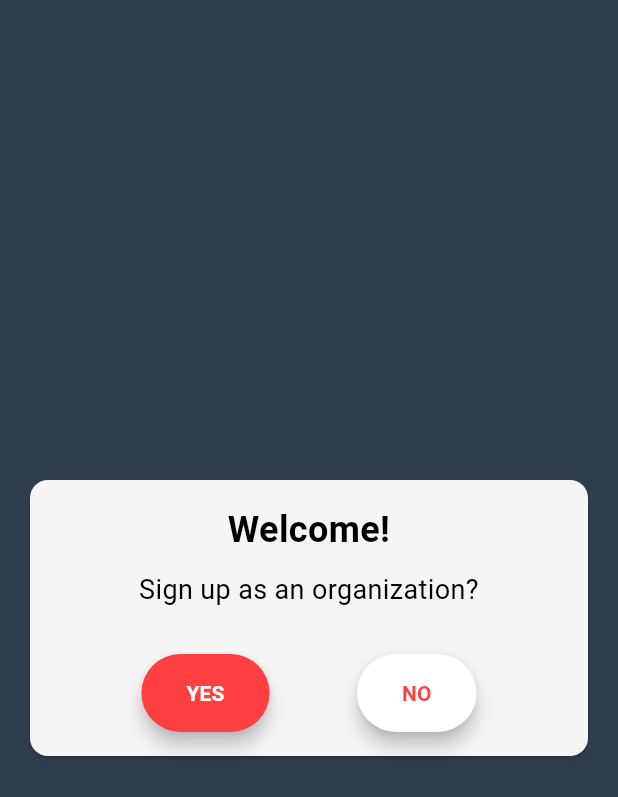
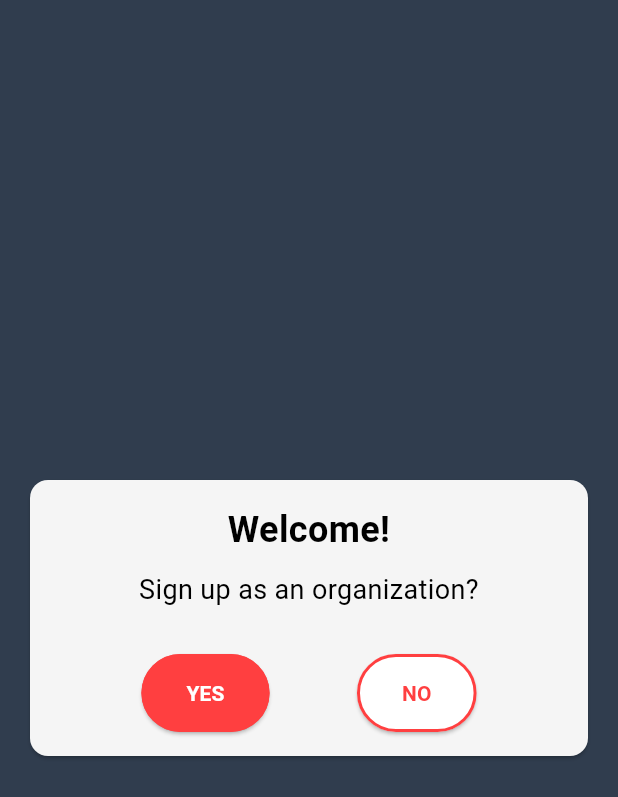
Before and after one commit to ICS-CMSC-23/donation-drive-app, a Flutter app: the OrganizationQuestionPage screen opened by its route, on a phone screen of 412 x 824 dp. Shown: the top 797 px of the screen. Run offline on Flutter 3.47's test engine with Material 3 defaults, Android fonts, the phone set to English and light mode, and no system bars; our stand-ins replace email_validator, firebase_auth, firebase_core; accounts and stored records are empty.

Commit message:
ui: update NO button

```diff
--- a/lib/screens/organization_question_page.dart
+++ b/lib/screens/organization_question_page.dart
@@ -47,12 +47,17 @@ class OrganizationQuestionPage extends StatelessWidget {
                       children: [
                         ElevatedButton(
                           style: ElevatedButton.styleFrom(
-                            elevation: 5,
                             backgroundColor:
                                 const Color.fromRGBO(255, 63, 64, 1),
                             foregroundColor: Colors.white,
                             padding: const EdgeInsets.symmetric(
                                 horizontal: 30, vertical: 16),
+                            side: const BorderSide(
+                                color: Color.fromRGBO(255, 63, 64, 1),
+                                width: 2),
+                            shape: RoundedRectangleBorder(
+                              borderRadius: BorderRadius.circular(36.0),
+                            ),
                           ),
                           onPressed: () {
                             Navigator.pushReplacementNamed(
@@ -63,12 +68,17 @@ class OrganizationQuestionPage extends StatelessWidget {
                         ),
                         ElevatedButton(
                           style: ElevatedButton.styleFrom(
-                            elevation: 5,
                             backgroundColor: Colors.white,
                             foregroundColor:
                                 const Color.fromRGBO(255, 63, 64, 1),
                             padding: const EdgeInsets.symmetric(
                                 horizontal: 30, vertical: 16),
+                            side: const BorderSide(
+                                color: Color.fromRGBO(255, 63, 64, 1),
+                                width: 2),
+                            shape: RoundedRectangleBorder(
+                              borderRadius: BorderRadius.circular(36.0),
+                            ),
                           ),
                           onPressed: () {
                             Navigator.pushReplacementNamed(context, '/signup');
```
